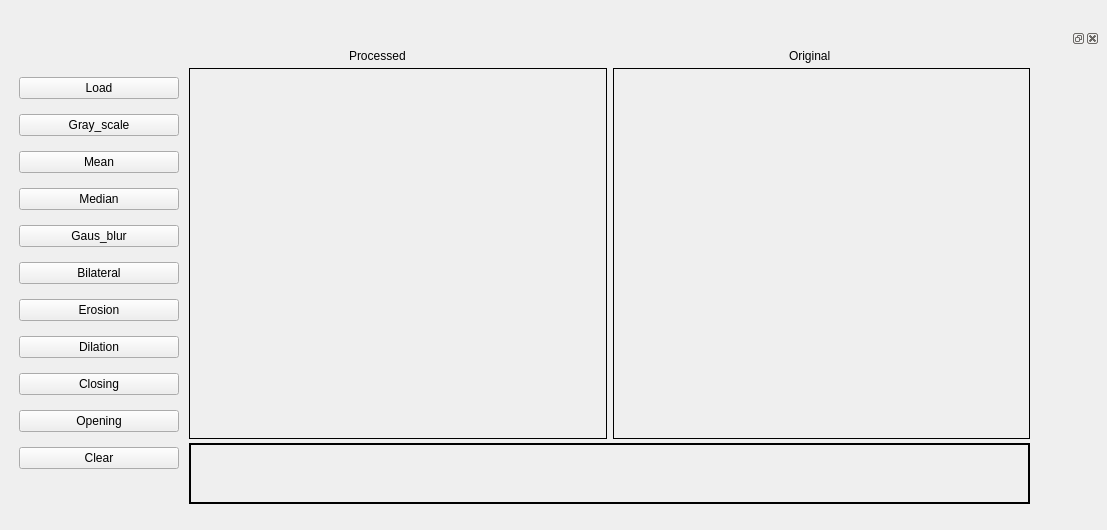
hatter222/ImageProcessingTool_Python, file Mainwindow.ui: the form before one commit.
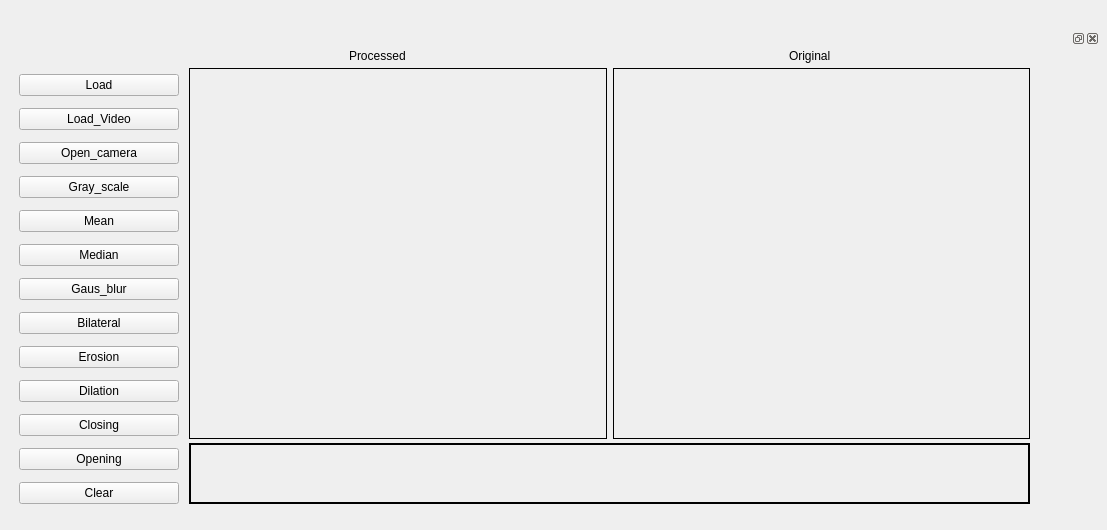
The form after the commit.

Commit message: Live video capturing - update

The edit to the form file:
```diff
--- a/Mainwindow.ui
+++ b/Mainwindow.ui
@@ -67,7 +67,7 @@
           <x>10</x>
           <y>20</y>
           <width>160</width>
-          <height>411</height>
+          <height>450</height>
          </rect>
         </property>
         <layout class="QVBoxLayout" name="verticalLayout">
@@ -78,6 +78,20 @@
            </property>
           </widget>
          </item>
+         <item>
+          <widget class="QPushButton" name="Load_Video">
+           <property name="text">
+            <string>Load_Video</string>
+           </property>
+          </widget>
+         </item>
+         <item>
+          <widget class="QPushButton" name="Open_camera">
+           <property name="text">
+            <string>Open_camera</string>
+           </property>
+          </widget>
+         </item>
          <item>
           <widget class="QPushButton" name="Gray_scale">
            <property name="text">
```
The commit also changes 3 other files.
